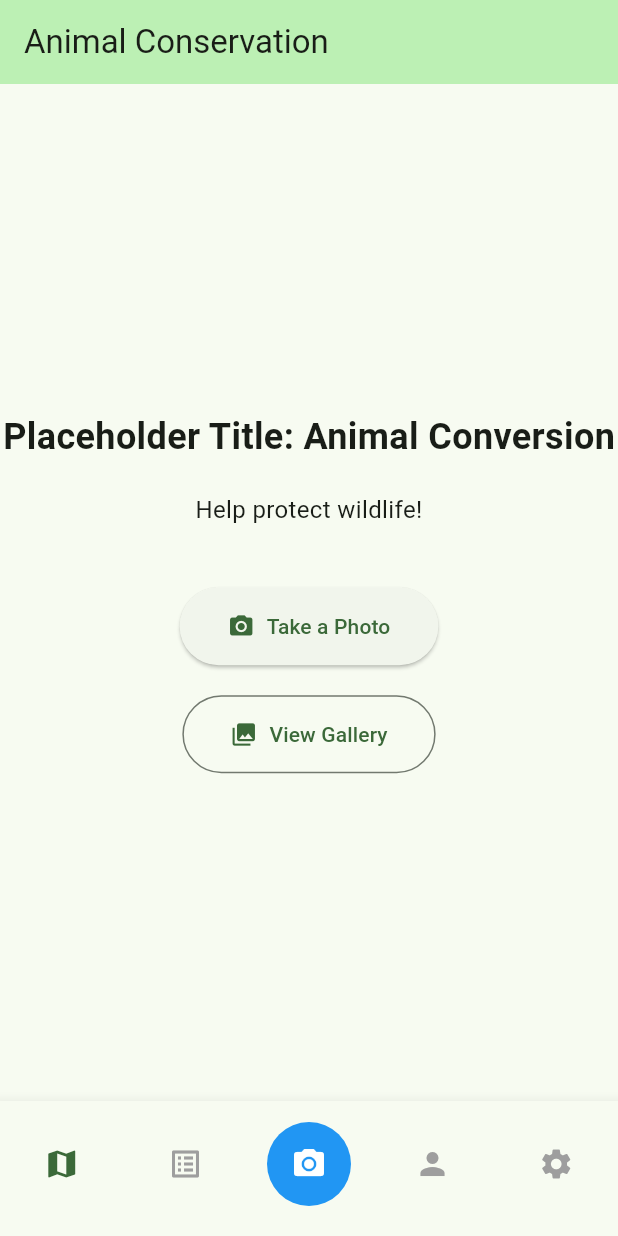
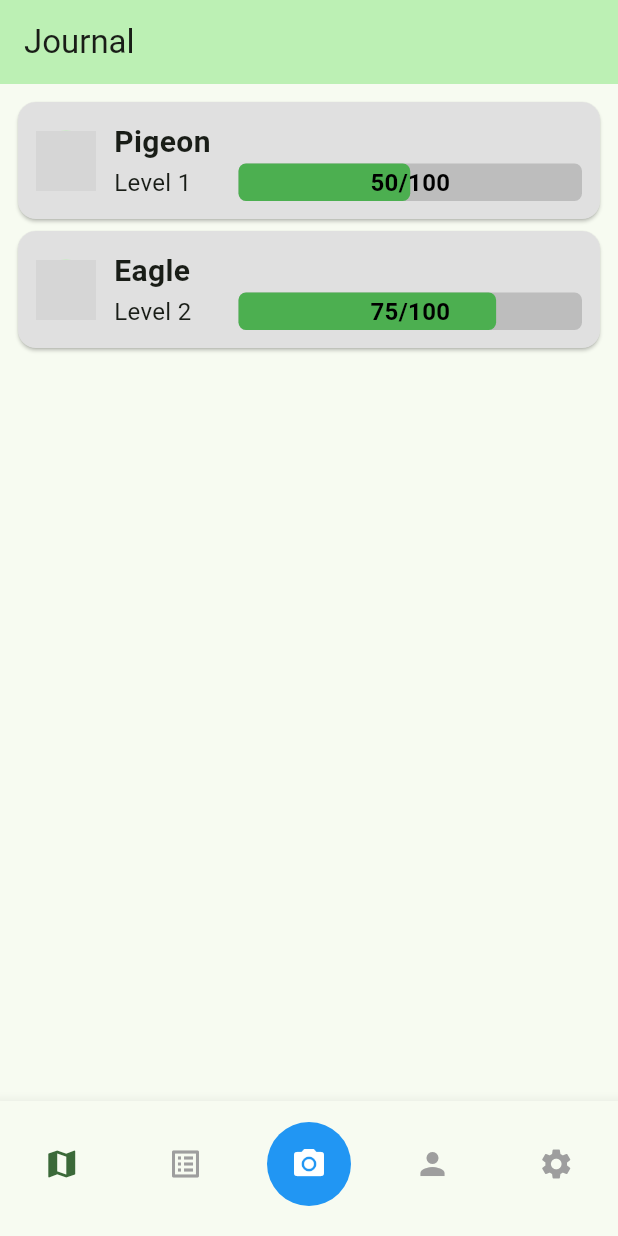
Before and after one commit to ImBit/Bath-Hack-25, a Flutter app: the screen it shows after launch, on a phone screen of 412 x 824 dp. Run offline on Flutter 3.47's test engine with Material 3 defaults, Android fonts, the phone set to English and light mode, and no system bars; our stand-ins replace camera, image_picker; network calls fail; grey boxes are pictures that could not be loaded.

Commit message:
Work on journal page

```diff
--- a/lib/routes/app_routes.dart
+++ b/lib/routes/app_routes.dart
@@ -1,5 +1,5 @@
 import 'package:flutter/material.dart';
-import '../screens/home_screen.dart';
+import '../screens/journal_screen.dart';
 import '../screens/camera_screen.dart';
 import '../screens/gallery_screen.dart';
 import '../screens/animal_info_screen.dart';
@@ -13,7 +13,7 @@ class AppRoutes {
   static const String profile = '/profile';
 
   static Map<String, WidgetBuilder> get routes => {
-    home: (context) => const HomeScreen(),
+    home: (context) => const JournalView(),
     camera: (context) => const CameraScreen(),
     gallery: (context) => const GalleryScreen(),
     animalInfo: (context) => const AnimalInfoScreen(),
--- a/lib/screens/home_screen.dart
+++ /dev/null
@@ -1,61 +0,0 @@
-import 'package:flutter/material.dart';
-import '../widgets/bottom_navigation.dart';
-
-class HomeScreen extends StatefulWidget {
-  const HomeScreen({super.key});
-
-  @override
-  State<HomeScreen> createState() => _HomeScreenState();
-}
-
-class _HomeScreenState extends State<HomeScreen> {
-  @override
-  Widget build(BuildContext context) {
-    return Scaffold(
-      appBar: AppBar(
-        title: const Text('Animal Conservation'),
-        backgroundColor: Theme.of(context).colorScheme.primaryContainer,
-      ),
-      body: Center(
-        child: Column(
-          mainAxisAlignment: MainAxisAlignment.center,
-          children: [
-            const Text(
-              'Placeholder Title: Animal Conversion',
-              style: TextStyle(fontSize: 24, fontWeight: FontWeight.bold),
-            ),
-            const SizedBox(height: 20),
-            const Text(
-              'Help protect wildlife!',
-              textAlign: TextAlign.center,
-              style: TextStyle(fontSize: 16),
-            ),
-            const SizedBox(height: 40),
-            ElevatedButton.icon(
-              onPressed: () {
-                Navigator.pushNamed(context, '/camera');
-              },
-              icon: const Icon(Icons.camera_alt),
-              label: const Text('Take a Photo'),
-              style: ElevatedButton.styleFrom(
-                padding: const EdgeInsets.symmetric(horizontal: 32, vertical: 16),
-              ),
-            ),
-            const SizedBox(height: 20),
-            OutlinedButton.icon(
-              onPressed: () {
-                Navigator.pushNamed(context, '/gallery');
-              },
-              icon: const Icon(Icons.photo_library),
-              label: const Text('View Gallery'),
-              style: OutlinedButton.styleFrom(
-                padding: const EdgeInsets.symmetric(horizontal: 32, vertical: 16),
-              ),
-            ),
-          ],
-        ),
-      ),
-      bottomNavigationBar: const CustomBottomNavigation(currentIndex: 0),
-    );
-  }
-}
--- /dev/null
+++ b/lib/screens/journal_screen.dart
@@ -0,0 +1,155 @@
+import 'package:flutter/material.dart';
+import '../widgets/bottom_navigation.dart';
+
+class JournalEntry {
+  final String name;
+  final String imageUrl;
+  final String level;
+  final int currentProgress;
+  final int maxProgress;
+
+  JournalEntry({
+    required this.name,
+    required this.imageUrl,
+    required this.level,
+    required this.currentProgress,
+    required this.maxProgress,
+  });
+}
+
+class JournalView extends StatefulWidget {
+  const JournalView({super.key});
+
+  @override
+  State<JournalView> createState() => _JournalViewState();
+}
+
+class _JournalViewState extends State<JournalView> {
+  final List<JournalEntry> entries = [
+    JournalEntry(
+      name: 'Pigeon',
+      imageUrl:
+          'https://static.vecteezy.com/system/resources/previews/010/345/372/non_2x/pigeon-bird-color-icon-illustration-vector.jpg',
+      level: 'Level 1',
+      currentProgress: 50,
+      maxProgress: 100,
+    ),
+    JournalEntry(
+      name: 'Eagle',
+      imageUrl:
+          'https://static.vecteezy.com/system/resources/previews/010/345/372/non_2x/eagle-bird-color-icon-illustration-vector.jpg',
+      level: 'Level 2',
+      currentProgress: 75,
+      maxProgress: 100,
+    ),
+    // Add more entries as needed
+  ];
+
+  @override
+  Widget build(BuildContext context) {
+    return Scaffold(
+      appBar: AppBar(
+        title: const Text('Journal'),
+        backgroundColor: Theme.of(context).colorScheme.primaryContainer,
+      ),
+      body: Center(
+        child: Padding(
+          padding: const EdgeInsets.all(8),
+          child: ListView.builder(
+            itemCount: entries.length, // Number of entries to display
+            itemBuilder: (context, index) {
+              final entry = entries[index];
+              return Card(
+                color: Colors.grey[300],
+                child: Padding(
+                  padding: const EdgeInsets.all(12),
+                  child: Row(
+                    children: [
+                      CircleAvatar(
+                        radius: 20,
+                        backgroundImage: NetworkImage(entry.imageUrl),
+                      ),
+                      const SizedBox(width: 12),
+                      Expanded(
+                        child: Column(
+                          crossAxisAlignment: CrossAxisAlignment.start,
+                          children: [
+                            // Name
+                            Text(
+                              entry.name,
+                              style: const TextStyle(
+                                  fontSize: 20, fontWeight: FontWeight.bold),
+                              overflow: TextOverflow.ellipsis,
+                              textAlign: TextAlign.start,
+                            ),
+
+                            // Level + progress bar
+                            Row(
+                              children: [
+                                SizedBox(
+                                  width: 75,
+                                  child: Text(
+                                    entry.level,
+                                    style: TextStyle(fontSize: 16),
+                                  ),
+                                ),
+                                const SizedBox(width: 8),
+                                Expanded(
+                                  child: Stack(
+                                    children: [
+                                      // Background of the progress bar
+                                      Container(
+                                        height: 25,
+                                        decoration: BoxDecoration(
+                                          color: Colors.grey[400],
+                                          borderRadius:
+                                              BorderRadius.circular(5),
+                                        ),
+                                      ),
+                                      // Progress bar
+                                      FractionallySizedBox(
+                                        alignment: Alignment.centerLeft,
+                                        widthFactor:
+                                            entry.currentProgress /
+                                                entry.maxProgress,
+                                        child: Container(
+                                          height: 25,
+                                          decoration: BoxDecoration(
+                                            color: Colors.green,
+                                            borderRadius:
+                                                BorderRadius.circular(5),
+                                          ),
+                                        ),
+                                      ),
+                                      Positioned.fill(
+                                        child: Center(
+                                          child: Text(
+                                            '${entry.currentProgress}/${entry.maxProgress}',
+                                            style: const TextStyle(
+                                              color: Colors.black,
+                                              fontSize: 16,
+                                              fontWeight: FontWeight.bold,
+                                            ),
+                                          ),
+                                        ),
+                                      ),
+                                    ],
+                                  ),
+                                ),
+                              ],
+                            ),
+                          ],
+                        ),
+                      ),
+                    ],
+                  ),
+                ),
+              );
+            },
+          ),
+        ),
+      ),
+      bottomNavigationBar: const CustomBottomNavigation(currentIndex: 0),
+    );
+  }
+}
--- a/lib/widgets/bottom_navigation.dart
+++ b/lib/widgets/bottom_navigation.dart
@@ -1,6 +1,6 @@
 import 'package:animal_conservation/screens/camera_screen.dart';
 import 'package:animal_conservation/screens/gallery_screen.dart';
-import 'package:animal_conservation/screens/home_screen.dart';
+import 'package:animal_conservation/screens/journal_screen.dart';
 import 'package:animal_conservation/screens/profile_screen.dart';
 import 'package:flutter/material.dart';
 import '../routes/app_routes.dart';
@@ -26,8 +26,8 @@ class CustomBottomNavigation extends StatelessWidget {
         if (index == currentIndex) return;
 
         final screens = [
-          const HomeScreen(),
-          const HomeScreen(),
+          const JournalView(),
+          const JournalView(),
           const CameraScreen(),
           const ProfileScreen(),
           const GalleryScreen(),
@@ -50,7 +50,7 @@ class CustomBottomNavigation extends StatelessWidget {
         ),
         const BottomNavigationBarItem(
           icon: Icon(Icons.list_alt),
-          label: 'Catalog',
+          label: 'Journal',
         ),
         BottomNavigationBarItem(
           icon: Container(
```
